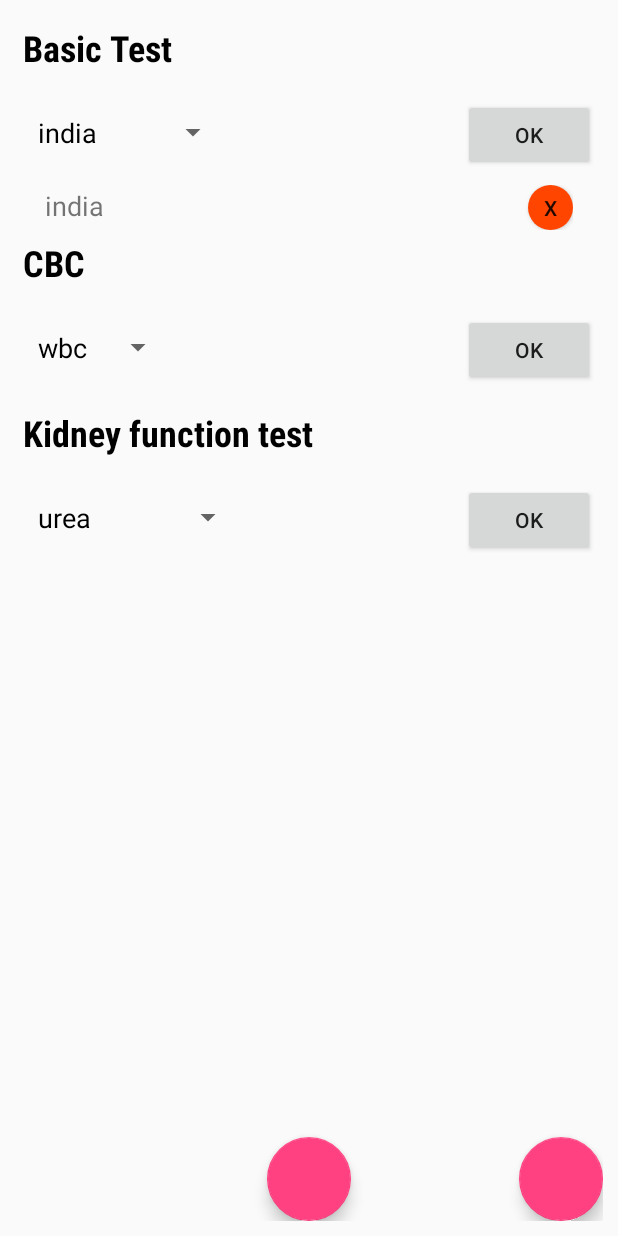
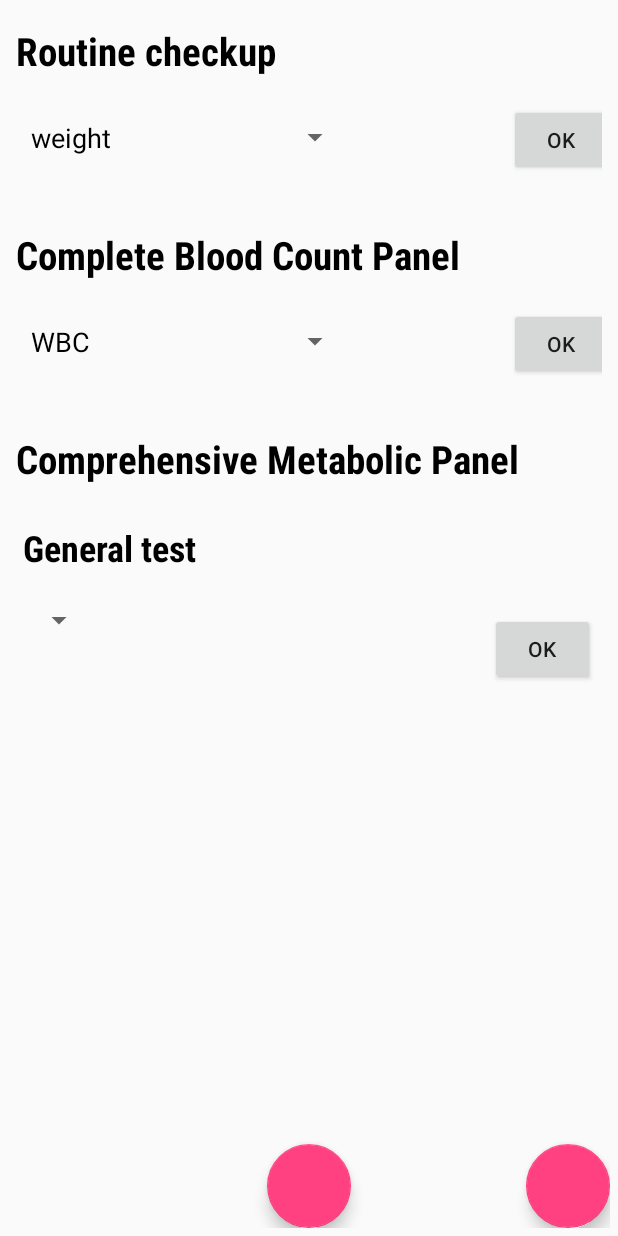
Before and after one commit to dhanush-ramuk/androidapp, an Android app: the Activity2 screen opened directly, with no data from a screen before it, after a tap on "OK", on a phone screen of 412 x 824 dp. Run offline under Robolectric (Android 15) with nearby library versions, the phone set to English and light mode, and no system bars.

Commit message:
Polished and added more test to enter tests module.

```diff
--- a/app/src/main/java/com/example/application1/Activity2.java
+++ b/app/src/main/java/com/example/application1/Activity2.java
@@ -14,21 +14,32 @@ import android.widget.EditText;
 import android.widget.ListView;
 import android.widget.Spinner;
 import android.widget.TextView;
+import android.widget.Toast;
 
 import java.util.ArrayList;
 
 public class Activity2 extends AppCompatActivity implements AdapterView.OnItemSelectedListener {
-    String [] basic_test = {"india", "pakistan"};
-    String [] CBC = {"wbc", "rbc"};
-    String [] kidney_test = {"urea", "creatinine", "uric acid"};
+    String [] basic_test = {"weight", "BP"};
+    String [] CBC = {"WBC", "RBC", "hemoglobin", "platelets", "hematocrit"};
+    String [] kidney_panel = {"blood urea nitrogen", "creatinine"};
+    String [] liver_panel = { "alkaline phosphatase", "alanine aminotransferase", "aspartate aminotransferase", "bilirubin"};
+    String [] electrolyte_panel ={"C02", "sodium", "potassium", "chloride"};
+    String [] proteins = {"albumin", "total protein"};
+    String [] general_test = {"glucose[fasting]", "glucose[random]", "calcium"};
+    String [] lipid_panel = {"cholestrol", "triglyceride", "HDL", "LDL"};
     Customadapter aaa;
     Customadapter1 aaa1;
     Customadapter2 aaa2;
-    ArrayList<String> basic_test_lhs, CBC_lhs, kidney_test_lhs;
-    ArrayList<String> basic_test_rhs, CBC_rhs, kidney_test_rhs;
-    ListView listview_basic_test, listview_CBC, listview_kidney_test;
-    Spinner spin_basic_test, spin_CBC, spin_kidney_test;
-    ArrayAdapter basic_test_spin_elements, CBC_spin_elements, kidney_test_spin_elements;
+    Customadapter2 aaa3;
+    Customadapter2 aaa4;
+    Customadapter2 aaa5;
+    Customadapter2 aaa6;
+    Customadapter2 aaa7;
+    ArrayList<String> basic_test_lhs, CBC_lhs, kidney_test_lhs, liver_test_lhs, electrolytes_lhs, proteins_lhs, general_test_lhs, lipid_panel_lhs;
+    ArrayList<String> basic_test_rhs, CBC_rhs, kidney_test_rhs, liver_test_rhs, electrolytes_rhs, proteins_rhs, general_test_rhs, lipid_panel_rhs;
+    ListView listview_basic_test, listview_CBC, listview_kidney_test, listview_liver_test, listview_electrolyte, listview_proteins, listview_general_test, listview_lipid;
+    Spinner spin_basic_test, spin_CBC, spin_kidney_test, spin_liver_test, spin_electrolyte, spin_proteins, spin_general_test, spin_lipid;
+    ArrayAdapter basic_test_spin_elements, CBC_spin_elements, kidney_test_spin_elements, liver_test_spin_elements, electrolyte_spin_elements, proteins_spin_elements, general_test_spin_elements, lipid_spin_elements;
 
     @Override
     protected void onCreate(Bundle savedInstanceState) {
@@ -68,16 +79,16 @@ public class Activity2 extends AppCompatActivity implements AdapterView.OnItemSe
     }
 
     public void take_three(){
-        spin_kidney_test = findViewById(R.id.spinner_kidneytest);
-        listview_kidney_test = (ListView) findViewById(R.id.listview_kidneytest);
-        spin_kidney_test.setOnItemSelectedListener(this);
-        kidney_test_spin_elements = new ArrayAdapter(this, R.layout.spinner_design, kidney_test);
-        kidney_test_spin_elements.setDropDownViewResource(R.layout.spinner_design);
-        spin_kidney_test.setAdapter(kidney_test_spin_elements);
-        kidney_test_lhs = new ArrayList<String>();
-        kidney_test_rhs = new ArrayList<String>();
+        spin_general_test = findViewById(R.id.spinner_generaltest);
+        listview_general_test = (ListView) findViewById(R.id.listview_generaltest);
+        spin_general_test.setOnItemSelectedListener(this);
+        general_test_spin_elements = new ArrayAdapter(this, R.layout.spinner_design, general_test);
+        general_test_spin_elements.setDropDownViewResource(R.layout.spinner_design);
+        spin_general_test.setAdapter(kidney_test_spin_elements);
+        general_test_lhs = new ArrayList<String>();
+        general_test_rhs = new ArrayList<String>();
         aaa2 = new Customadapter2();
-        listview_kidney_test.setAdapter(aaa2);
+        listview_general_test.setAdapter(aaa2);
 
     }
 
@@ -86,12 +97,26 @@ public class Activity2 extends AppCompatActivity implements AdapterView.OnItemSe
         Intent i = new Intent(getApplicationContext(), Camera_Activity.class);
         startActivity(i);
     }
+    public boolean check_text(String a, String b){
+        if( b.isEmpty()){
+            Toast.makeText(getApplicationContext(), "no value entered babe", Toast.LENGTH_SHORT).show();
+            return false;
+        }
+        if(basic_test_lhs.contains(a)){
+            Toast.makeText(getApplicationContext(), "value already entered babe", Toast.LENGTH_SHORT).show();
+            return false;
+        }
+        return true;
+    }
     public void onclick(View v){
         String Text = spin_basic_test.getSelectedItem().toString();
-        basic_test_rhs.add(Text.toString());
-        EditText e = (EditText)findViewById(R.id.enter_basic_lab);
-        basic_test_lhs.add(e.getText().toString());
-        aaa.notifyDataSetChanged();
+        EditText e = (EditText) findViewById(R.id.enter_basic_lab);
+        String rhs = e.getText().toString();
+            if(check_text(Text, rhs)){
+                basic_test_lhs.add(Text.toString());
+                basic_test_rhs.add(rhs);
+                aaa.notifyDataSetChanged();
+            }
     }
 
     public void onclick_CBC(View v){
@@ -102,11 +127,11 @@ public class Activity2 extends AppCompatActivity implements AdapterView.OnItemSe
         aaa1.notifyDataSetChanged();
 
     }
-    public void onclick_kidney_test(View v){
-        String text = spin_kidney_test.getSelectedItem().toString();
-        kidney_test_lhs.add(text);
-        EditText e = (EditText)findViewById(R.id.enter_kidneytest);
-        kidney_test_rhs.add(e.getText().toString());
+    public void onclick_general_test(View v){
+        String text = spin_general_test.getSelectedItem().toString();
+        general_test_lhs.add(text);
+        EditText e = (EditText)findViewById(R.id.enter_generaltest);
+        general_test_rhs.add(e.getText().toString());
         aaa2.notifyDataSetChanged();
 
     }
@@ -144,8 +169,8 @@ public class Activity2 extends AppCompatActivity implements AdapterView.OnItemSe
             view = getLayoutInflater().inflate(R.layout.my_list, null);
             TextView text1 = (TextView)view.findViewById(R.id.lab_lhs);
             TextView text2 = (TextView)view.findViewById(R.id.lab_rhs);
-            text1.setText(basic_test_rhs.get(i));
-            text2.setText(basic_test_lhs.get(i));
+            text1.setText(basic_test_lhs.get(i));
+            text2.setText(basic_test_rhs.get(i));
             Button b = (Button)view.findViewById(R.id.delete_button_listview);
             b.setOnClickListener(new View.OnClickListener() {
 
@@ -182,8 +207,8 @@ public class Activity2 extends AppCompatActivity implements AdapterView.OnItemSe
             view = getLayoutInflater().inflate(R.layout.my_list, null);
             TextView text1 = (TextView)view.findViewById(R.id.lab_lhs);
             TextView text2 = (TextView)view.findViewById(R.id.lab_rhs);
-            text1.setText(CBC_rhs.get(i));
-            text2.setText(CBC_lhs.get(i));
+            text1.setText(CBC_lhs.get(i));
+            text2.setText(CBC_rhs.get(i));
             Button b = (Button)view.findViewById(R.id.delete_button_listview);
             b.setOnClickListener(new View.OnClickListener() {
 
@@ -202,12 +227,12 @@ public class Activity2 extends AppCompatActivity implements AdapterView.OnItemSe
 
         @Override
         public int getCount() {
-            return kidney_test_lhs.size();
+            return general_test_lhs.size();
         }
 
         @Override
         public Object getItem(int i) {
-            return kidney_test_lhs.get(i);
+            return general_test_lhs.get(i);
         }
 
         @Override
@@ -220,15 +245,15 @@ public class Activity2 extends AppCompatActivity implements AdapterView.OnItemSe
             view = getLayoutInflater().inflate(R.layout.my_list, null);
             TextView text1 = (TextView)view.findViewById(R.id.lab_lhs);
             TextView text2 = (TextView)view.findViewById(R.id.lab_rhs);
-            text1.setText(kidney_test_rhs.get(i));
-            text2.setText(kidney_test_lhs.get(i));
+            text1.setText(general_test_lhs.get(i));
+            text2.setText(general_test_rhs.get(i));
             Button b = (Button)view.findViewById(R.id.delete_button_listview);
             b.setOnClickListener(new View.OnClickListener() {
 
                 @Override
                 public void onClick(View arg0) {
-                    kidney_test_lhs.remove(i);
-                    kidney_test_rhs.remove(i);
+                    general_test_lhs.remove(i);
+                    general_test_rhs.remove(i);
                     aaa2.notifyDataSetChanged();
                 }
             });
--- a/app/src/main/java/com/example/application1/Camera_Activity.java
+++ b/app/src/main/java/com/example/application1/Camera_Activity.java
@@ -21,13 +21,6 @@ Camera cam;
     protected void onCreate(Bundle savedInstanceState) {
         super.onCreate(savedInstanceState);
         setContentView(R.layout.activity_camera);
-
-    }
-
-    @Override
-    protected void onResume() {
-        super.onResume();
-
         requestPermission();
         if(checkCameraHardware(this)) {
             if (checkPermission()) {
@@ -43,6 +36,12 @@ Camera cam;
         fam.addView(cameraPreview);
 
     }
+
+    @Override
+    protected void onResume() {
+        super.onResume();
+
+    }
     Camera.PictureCallback mpicturecallback = new Camera.PictureCallback() {
         @Override
         public void onPictureTaken(byte[] bytes, Camera camera) {
@@ -51,14 +50,14 @@ Camera cam;
         }
     };
     public void take_photo(View v){
-        if(cam!=null){
+
 
             Log.d("camera_click", "working");
 
             cam.takePicture(null, null, mpicturecallback);
             Log.d("camera_click", "working1");
 
-        }
+
     }
 
     private boolean checkCameraHardware(Context context) {
--- a/app/src/main/res/layout/activity_2.xml
+++ b/app/src/main/res/layout/activity_2.xml
@@ -3,7 +3,7 @@
     xmlns:app="http://schemas.android.com/apk/res-auto"
     android:layout_width="match_parent"
     android:layout_height="match_parent"
-    android:padding="10dp"
+    android:padding="5dp"
     android:id="@+id/activity2_relout"
     >
 
@@ -13,9 +13,10 @@
         android:layout_height="wrap_content"
         android:layout_alignParentTop="true"
         android:padding="5dp"
+        android:layout_marginTop="5dp"
         android:text="@string/basic_test"
         android:textColor="@color/textColorPrimary"
-        android:textSize="24sp"
+        android:textSize="26sp"
         android:textStyle="bold"
         app:fontFamily="sans-serif-condensed" />
 
@@ -41,13 +42,15 @@
             android:layout_height="wrap_content"
             android:layout_row="0"
             android:layout_column="1"
-            android:layout_marginLeft="10dp"
+            android:layout_marginLeft="5dp"
             android:inputType=""
-            android:textAppearance="@style/TextAppearance.AppCompat.Medium" />
+            android:textAppearance="@style/TextAppearance.AppCompat.Medium"
+            android:layout_marginStart="5dp"
+            android:importantForAutofill="no" />
 
         <Button
             style="@style/Widget.AppCompat.Button"
-            android:layout_width="wrap_content"
+            android:layout_width="70dp"
             android:layout_height="wrap_content"
             android:layout_row="0"
             android:layout_column="3"
@@ -62,6 +65,7 @@
         android:layout_height="wrap_content"
         android:layout_below="@+id/grid_basic_lab"
         android:layout_marginLeft="20dp"
+        android:layout_marginTop="10dp"
         android:divider="@android:color/transparent"
         android:dividerHeight="10.0sp"
         android:layout_marginRight="20dp"/>
@@ -70,10 +74,11 @@
         android:layout_width="match_parent"
         android:layout_height="wrap_content"
         android:id="@+id/CBC_text"
-        android:text="CBC"
+        android:text="@string/complete_blood_count_panel"
         android:layout_below="@id/listview_basic_lab"
+        android:layout_marginTop="10dp"
         android:padding="5dp"
-        android:textSize="24sp"
+        android:textSize="26sp"
         android:textStyle="bold"
         android:textColor="@color/textColorPrimary"
         app:fontFamily="sans-serif-condensed"
@@ -100,13 +105,13 @@
             android:layout_height="wrap_content"
             android:layout_row="0"
             android:layout_column="1"
-            android:layout_marginLeft="10dp"
+            android:layout_marginLeft="5dp"
             android:inputType=""
             android:textAppearance="@style/TextAppearance.AppCompat.Medium" />
 
         <Button
             style="@style/Widget.AppCompat.Button"
-            android:layout_width="wrap_content"
+            android:layout_width="70dp"
             android:layout_height="wrap_content"
             android:layout_row="0"
             android:layout_column="3"
@@ -121,30 +126,46 @@
         android:layout_height="wrap_content"
         android:layout_below="@+id/grid_CBC"
         android:layout_marginLeft="20dp"
+        android:layout_marginTop="10dp"
         android:divider="@android:color/transparent"
         android:dividerHeight="10.0sp"
         android:layout_marginRight="20dp"/>
+
     <TextView
-        android:id="@+id/kidneytest_text"
         android:layout_width="match_parent"
         android:layout_height="wrap_content"
-        android:layout_below="@+id/listview_CBC"
+        android:id="@+id/CMP_text"
+        android:text="@string/comprehensive_metabolic_panel"
+        android:layout_below="@id/listview_CBC"
+        android:layout_marginTop="10dp"
         android:padding="5dp"
-        android:text="Kidney function test"
+        android:textSize="26sp"
+        android:textStyle="bold"
+        android:textColor="@color/textColorPrimary"
+        app:fontFamily="sans-serif-condensed"
+        />
+    <TextView
+        android:id="@+id/generaltest_text"
+        android:layout_width="match_parent"
+        android:layout_height="wrap_content"
+        android:layout_below="@+id/CMP_text"
+        android:padding="10dp"
+        android:text="General test"
         android:textColor="@color/textColorPrimary"
         android:textSize="24sp"
+        android:layout_marginTop="10dp"
         android:textStyle="bold"
         app:fontFamily="sans-serif-condensed" />
 
     <GridLayout
         android:layout_width="match_parent"
         android:layout_height="wrap_content"
-        android:id="@+id/grid_kidneytest"
-        android:layout_below="@+id/kidneytest_text"
-        android:padding="5dp">
+        android:id="@+id/grid_generaltest"
+        android:layout_below="@+id/generaltest_text"
+        android:padding="10dp">
 
         <Spinner
-            android:id="@+id/spinner_kidneytest"
+            android:id="@+id/spinner_generaltest"
             style="@android:style/Widget.Material.Spinner"
             android:layout_width="wrap_content"
             android:layout_height="wrap_content"
@@ -152,36 +173,37 @@
             android:layout_column="0" />
 
         <EditText
-            android:id="@+id/enter_kidneytest"
+            android:id="@+id/enter_generaltest"
             style="@style/Base.Widget.MaterialComponents.TextInputEditText"
             android:layout_width="100dp"
             android:layout_height="wrap_content"
             android:layout_row="0"
             android:layout_column="1"
-            android:layout_marginLeft="10dp"
+            android:layout_marginLeft="5dp"
             android:inputType=""
             android:textAppearance="@style/TextAppearance.AppCompat.Medium" />
 
         <Button
             style="@style/Widget.AppCompat.Button"
-            android:layout_width="wrap_content"
+            android:layout_width="70dp"
             android:layout_height="wrap_content"
             android:layout_row="0"
             android:layout_column="3"
-            android:onClick="onclick_kidney_test"
-            android:text="Ok"
+            android:onClick="onclick_general_test"
+            android:text="@string/ok"
             android:textSize="14sp" />
     </GridLayout>
 
     <ListView
-        android:id="@+id/listview_kidneytest"
+        android:id="@+id/listview_generaltest"
         android:layout_width="match_parent"
         android:layout_height="wrap_content"
-        android:layout_below="@+id/grid_kidneytest"
+        android:layout_below="@+id/grid_generaltest"
         android:layout_marginLeft="20dp"
         android:divider="@android:color/transparent"
         android:dividerHeight="10.0sp"
-        android:layout_marginRight="20dp"/>
+        android:layout_marginRight="20dp"
+        android:layout_marginTop="10dp"/>
 
 
 
--- a/app/src/main/res/layout/spinner_design.xml
+++ b/app/src/main/res/layout/spinner_design.xml
@@ -1,7 +1,8 @@
 <?xml version="1.0" encoding="utf-8"?>
 <TextView
     xmlns:android="http://schemas.android.com/apk/res/android"
-    android:layout_width="match_parent"
+    android:layout_width="175dp"
+    android:layout_weight="1"
     android:layout_height="wrap_content"
     android:textSize="18dp"
     android:padding="10dp"
--- a/app/src/main/res/values/strings.xml
+++ b/app/src/main/res/values/strings.xml
@@ -1,5 +1,8 @@
 <resources>
     <string name="app_name">Application1</string>
     <string name="ok_button_basic_lab">Ok</string>
-    <string name="basic_test">Basic Test</string>
+    <string name="basic_test">Routine checkup</string>
+    <string name="complete_blood_count_panel">Complete Blood Count Panel</string>
+    <string name="comprehensive_metabolic_panel">Comprehensive Metabolic Panel</string>
+    <string name="ok">Ok</string>
 </resources>
--- a/build.gradle
+++ b/build.gradle
@@ -7,7 +7,7 @@ buildscript {
 
     }
     dependencies {
-        classpath 'com.android.tools.build:gradle:3.4.2'
+        classpath 'com.android.tools.build:gradle:3.5.0'
 
         // NOTE: Do not place your application dependencies here; they belong
         // in the individual module build.gradle files
```
Also changed, not shown: gradle/wrapper/gradle-wrapper.properties.
